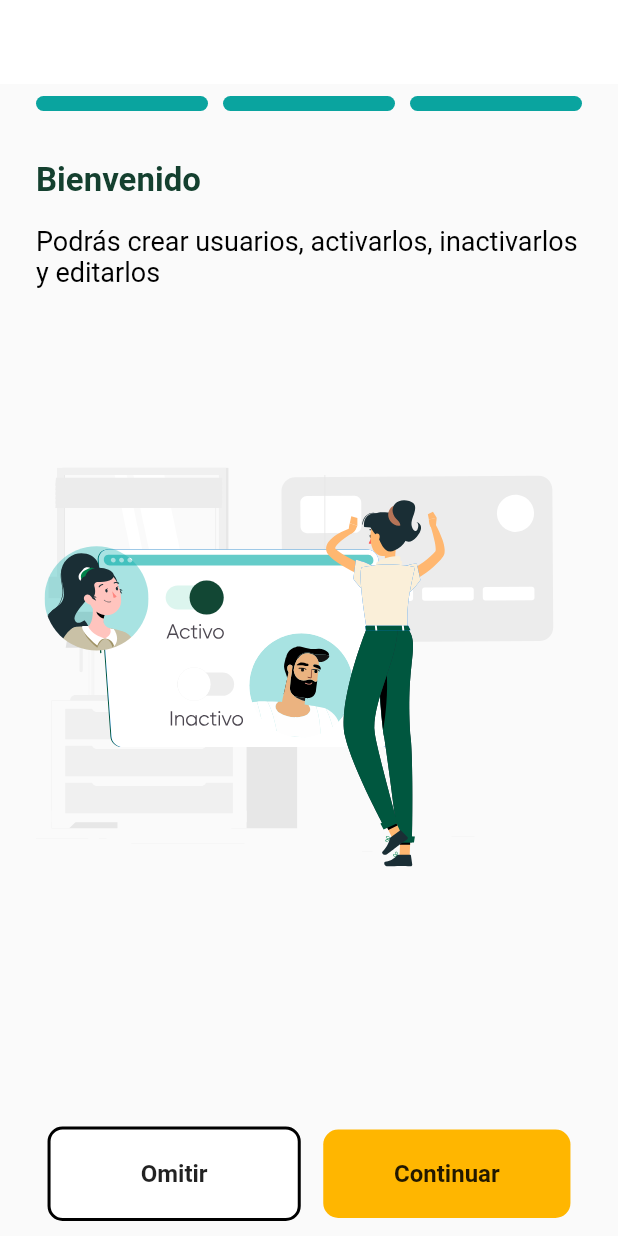
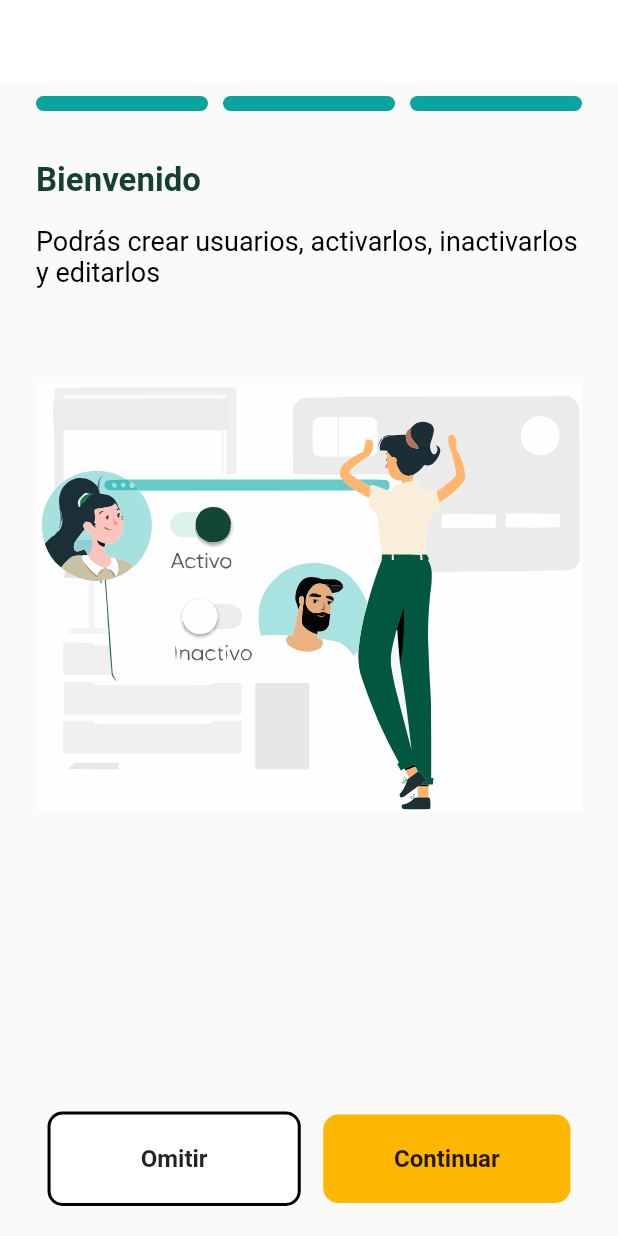
Before and after one commit to DavidEMV1622/credibanco_HU_One, a Flutter app: the screen it shows after launch, swiped to page 3, on a phone screen of 412 x 824 dp. Run offline on Flutter 3.47's test engine with Material 2 defaults, Android fonts, the phone set to English and light mode, and no system bars; our stand-ins replace flutter_svg.

Commit message:
cambio de la historia de usuario arreglado

```diff
--- a/lib/presentation/screens/avisos_page.dart
+++ b/lib/presentation/screens/avisos_page.dart
@@ -85,7 +85,7 @@ class _AvisoPageState extends State<AvisoPage> {
       ),
       // Boton de navegacion que aparece cuando se encuentre en la ultima pagina
       bottomNavigationBar: Padding(
-        padding: const EdgeInsets.all(10),
+        padding: const EdgeInsets.fromLTRB(22, 10, 22, 20),
 
         child: page == 2? Row(
           mainAxisAlignment: MainAxisAlignment.center,
```
Also changed, not shown: assets/imageThree.svg.
